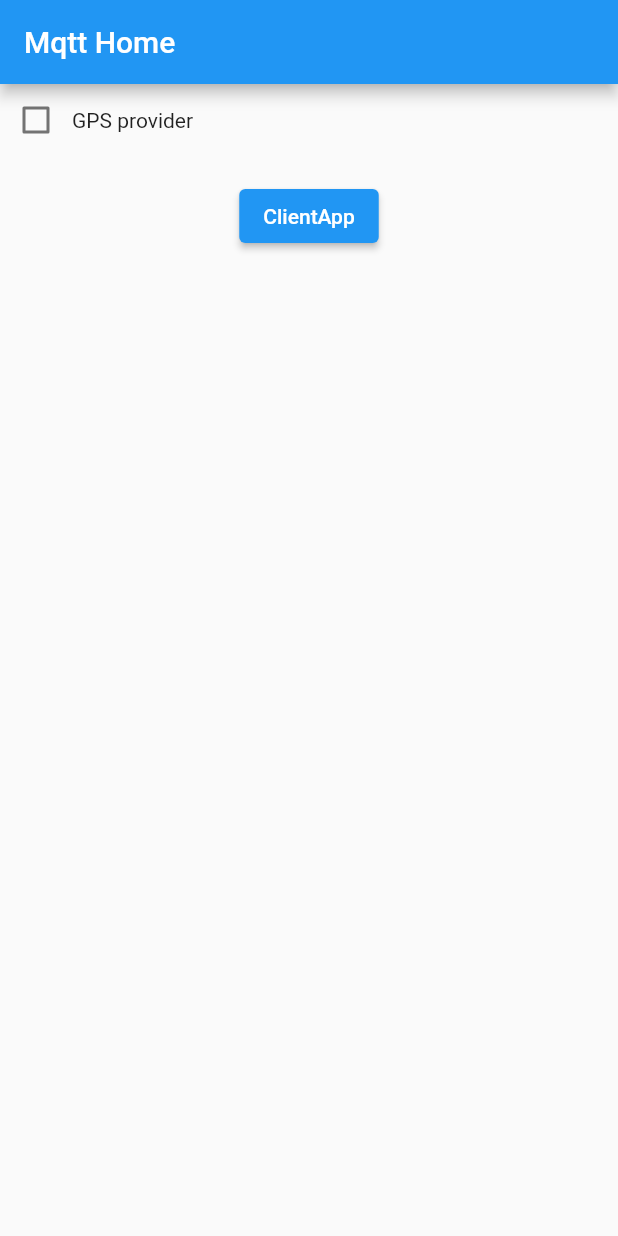
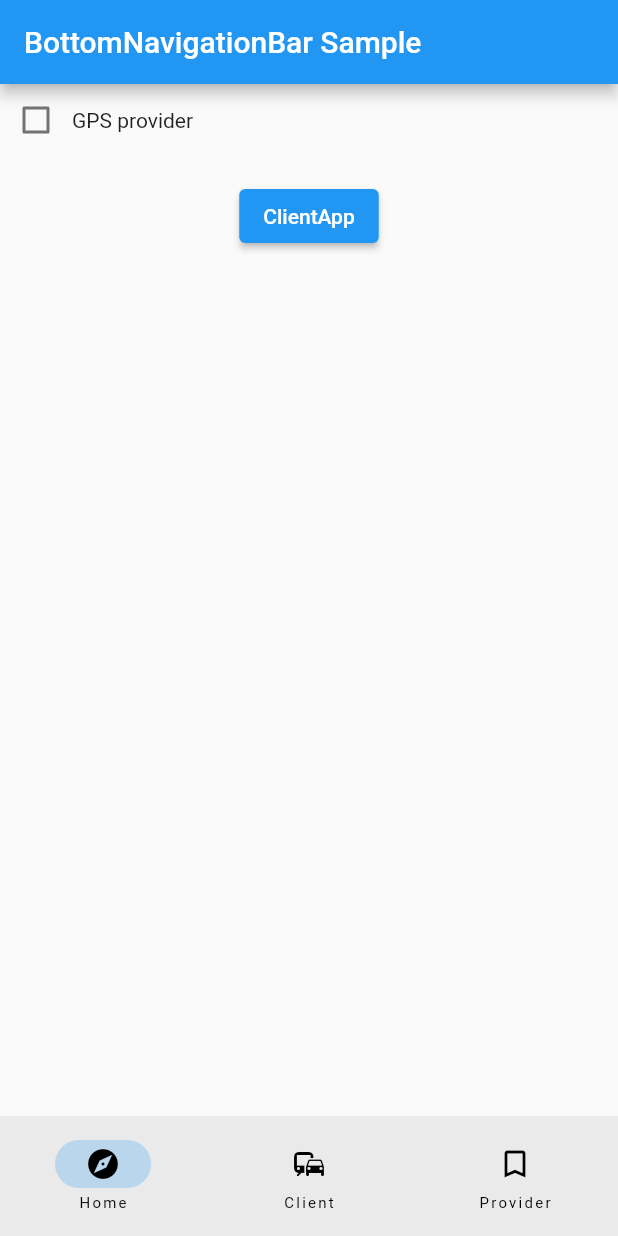
Before and after one commit to KrzysztofSwierkowski/e_tracker, a Flutter app: the screen it shows after launch, on a phone screen of 412 x 824 dp. Run offline on Flutter 3.47's test engine with Material 2 defaults, Android fonts, the phone set to English and light mode, and no system bars; our stand-ins replace google_maps_flutter, location; missing offline and left inert: flutter_polyline_points, mqtt_client; statements that could not run were skipped.

Commit message:
-Add client/provider page (In Progress)

```diff
--- a/lib/HomePage.dart
+++ b/lib/HomePage.dart
@@ -28,6 +28,7 @@ class _HomePageState extends State<HomePage> {
   ProviderUI providerUI = ProviderUI();
   double latitude = 0.0;
   double longitude = 0.0;
+  int currentPageIndex = 0;
 
   @override
   void initState() {
@@ -49,8 +50,7 @@ class _HomePageState extends State<HomePage> {
         currentLocation = location;
       },
     );
-    location.changeSettings(
-        accuracy: LocationAccuracy.high, interval: 10000, distanceFilter: 5);
+    location.changeSettings(accuracy: LocationAccuracy.high, interval: 5000);
     location.onLocationChanged.listen(
       (newLoc) {
         currentLocation = newLoc;
@@ -58,25 +58,12 @@ class _HomePageState extends State<HomePage> {
         latitude = newLoc.latitude!;
         longitude = newLoc.longitude!;
 
-        onChanged: (currentLocation) {
-          setState(() {
-            _sendMessage();
-          });
-
-        };
-
         setState(() {
           // _sendMessage();
         });
       },
     );
   }
-
-  static final LatLng _kMapCenter =
-      LatLng(50.90360846121795, 15.720444222654319);
-
-  // static final CameraPosition _kInitialPosition =
-  //     CameraPosition(target: _kMapCenter, zoom: 11.0, tilt: 0, bearing: 0);
 
   void _sendMessage() => setState(() {
         getCurrentLocation();
@@ -87,11 +74,35 @@ class _HomePageState extends State<HomePage> {
         mqttConnect.subscribe(pubTopic);
       });
 
+
   @override
   Widget build(BuildContext context) {
     return Scaffold(
       appBar: AppBar(
-        title: Text('Mqtt Home'),
+        title: const Text('BottomNavigationBar Sample'),
+      ),
+      bottomNavigationBar: NavigationBar(
+        onDestinationSelected: (int index) {
+          setState(() {
+            currentPageIndex = index;
+          });
+        },
+        selectedIndex: currentPageIndex,
+        destinations: const <Widget>[
+          NavigationDestination(
+            icon: Icon(Icons.explore),
+            label: 'Home',
+          ),
+          NavigationDestination(
+            icon: Icon(Icons.commute),
+            label: 'Client',
+          ),
+          NavigationDestination(
+            selectedIcon: Icon(Icons.bookmark),
+            icon: Icon(Icons.bookmark_border),
+            label: 'Provider',
+          ),
+        ],
       ),
       body: Column(
         children: <Widget>[
@@ -112,7 +123,7 @@ class _HomePageState extends State<HomePage> {
 
                           //_sendMessage();
                           setState(() {
-                            _sendMessage();
+                            //_sendMessage();
                             provider = value!;
                           });
                         },
@@ -173,9 +184,9 @@ class _HomePageState extends State<HomePage> {
     });
   }
 
-  @override
-  void dispose() {
-    mqttConnect.disconnect();
-    super.dispose();
-  }
+// @override
+// void dispose() {
+//   mqttConnect.disconnect();
+//   super.dispose();
+// }
 }
```
Also changed, not shown: lib/client_ui.dart (+29 -22 lines).
